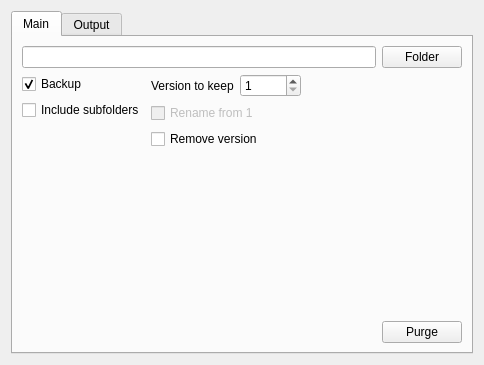
Qt form src/mainGUI.ui (cakeller98/creo-file-utils) before a commit.
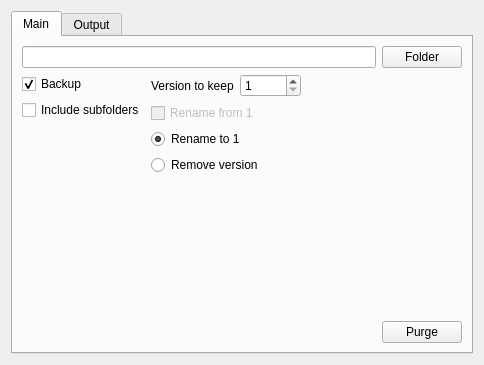
The same form after that commit.

```diff
--- a/src/mainGUI.ui
+++ b/src/mainGUI.ui
@@ -147,7 +147,17 @@
             </widget>
            </item>
            <item>
-            <widget class="QCheckBox" name="cb_remove_version">
+            <widget class="QRadioButton" name="rb_rename_to_one">
+             <property name="text">
+              <string>Rename to 1</string>
+             </property>
+             <property name="checked">
+              <bool>true</bool>
+             </property>
+            </widget>
+           </item>
+           <item>
+            <widget class="QRadioButton" name="rb_remove_version">
              <property name="enabled">
               <bool>true</bool>
              </property>
```
